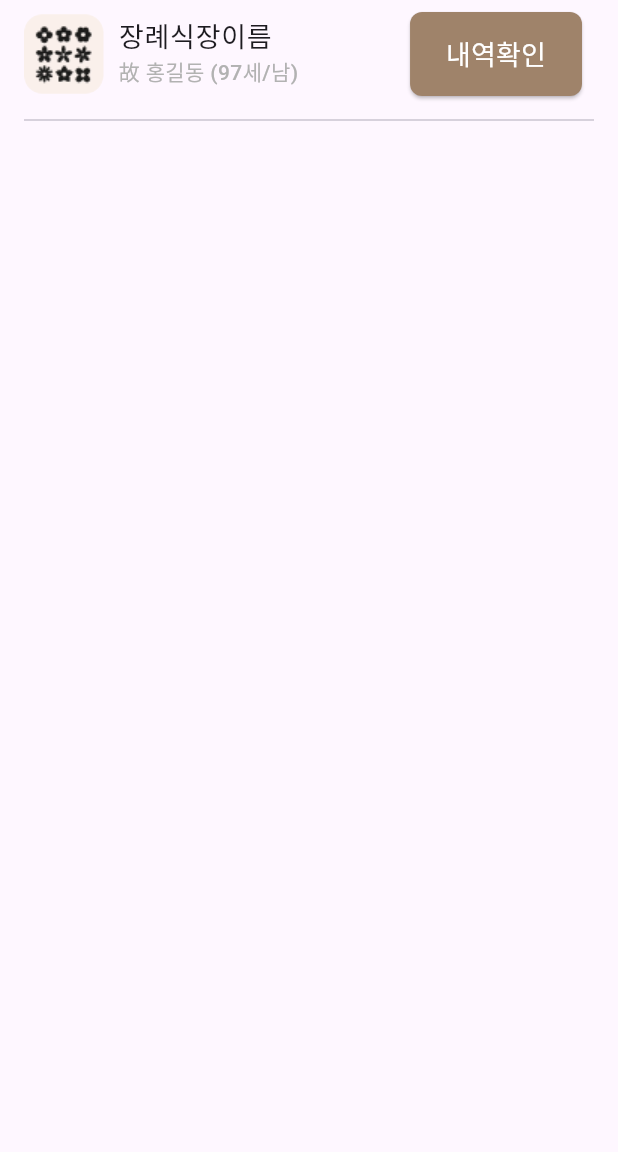
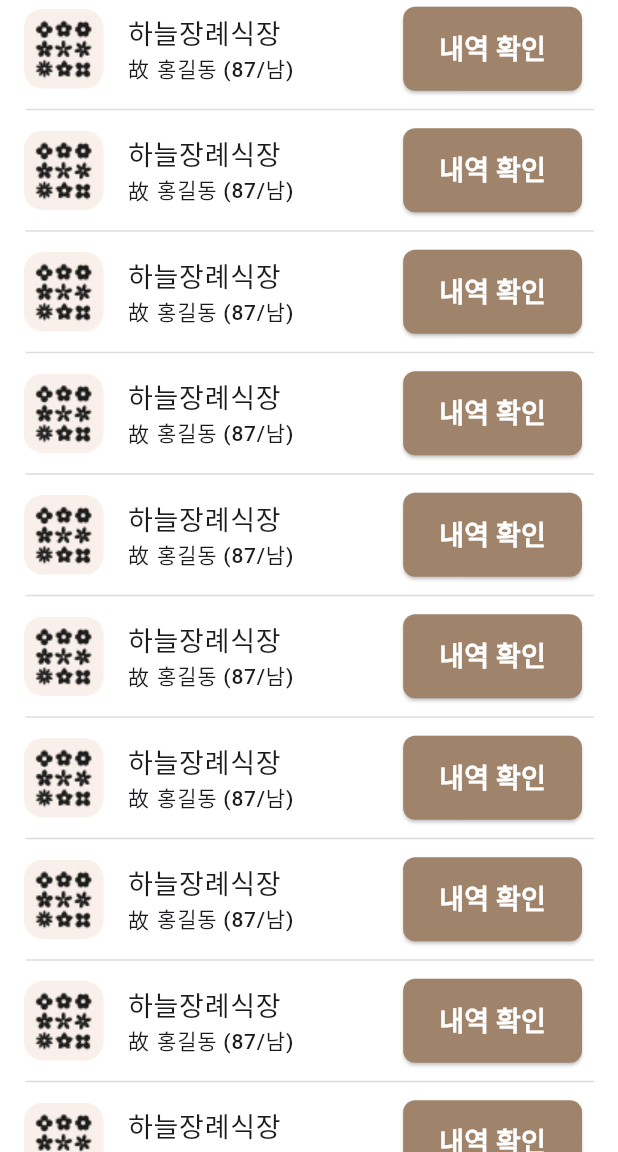
Before and after one commit to DemoWITDOG/MetaBugo, a Flutter app: the SendFlower screen opened directly, on a phone screen of 412 x 824 dp, the part 84-1236 px from its top. Run offline on Flutter 3.47's test engine with Material 3 defaults, Android fonts, the phone set to English and light mode, and no system bars; our stand-ins replace numberpicker, timer_count_down; Roboto replaces fonts that are missing (Pretendard, pretendard).

```diff
--- a/lib/presentation/providers/datepicker_provider.dart
+++ b/lib/presentation/providers/datepicker_provider.dart
@@ -13,12 +13,11 @@ class DatePickerProvider with ChangeNotifier {
         context: context, firstDate: DateTime(1900), lastDate: DateTime.now());
 
     if (picked != null && picked != _selectedDate) {
-      {
         _selectedDate = picked;
         _dateController.text =
             DateFormat('yyyy/MM/dd').format(picked); // 선택된 날짜를 텍스트 필드에 표시
-      }
+
+    notifyListeners();
     }
-    notifyListeners();
   }
 }
--- a/lib/presentation/providers/death_day_provider.dart
+++ b/lib/presentation/providers/death_day_provider.dart
@@ -9,7 +9,6 @@ class DeathDayProvider with ChangeNotifier {
 
   TextEditingController get dateController => _dateController;
   DateTime? get selectedDate => _selectedDate;
-
   int get currentIntValue => _currentIntValue;
 
   Future<void> selectDatePicker(BuildContext context) async {
--- a/lib/presentation/views/home_screen.dart
+++ b/lib/presentation/views/home_screen.dart
@@ -4,8 +4,9 @@ import 'package:metabugo/presentation/views/account/account_add_screen.dart';
 import 'package:metabugo/presentation/views/funeral/funeral_screen.dart';
 import 'package:metabugo/presentation/views/funeral_send_list_screen.dart';
 import 'package:metabugo/presentation/views/privacy_agreement_modal.dart';
+import 'package:metabugo/presentation/views/send_flower.dart';
+import 'package:metabugo/presentation/views/signUp/sign_in.dart';
 import 'package:provider/provider.dart';
-import 'package:metabugo/presentation/views/sign_in.dart';
 import 'package:metabugo/res/media_res.dart';
 
 class HomeScreen extends StatelessWidget {
@@ -149,7 +150,7 @@ class _HomeScreenContent extends StatelessWidget {
                       .updateTextUnderLineColor3(MediaRes.selectColor);
                   Navigator.push(
                     context,
-                    MaterialPageRoute(builder: (context) => AccountAddScreen()),
+                    MaterialPageRoute(builder: (context) => SendFlower()),
                   ).then((_) {
                     homeScreenProvider.resetColors();
                   });
--- a/lib/presentation/views/sendFlower.dart
+++ /dev/null
@@ -1,103 +0,0 @@
-import 'package:flutter/material.dart';
-import 'package:metabugo/res/media_res.dart';
-
-class SendFlower extends StatelessWidget {
-  const SendFlower({super.key});
-
-  @override
-  Widget build(BuildContext context) {
-    return Scaffold(
-      appBar: AppBar(
-        leading: IconButton(
-            onPressed: () {
-              Navigator.pop(context);
-            },
-            icon: Icon(Icons.keyboard_arrow_left)),
-        title: Text(
-          '화환내역 확인하기',
-          style: TextStyle(
-            fontSize: MediaRes.fontSize20,
-            fontFamily: MediaRes.fontPretendard,
-            fontWeight: MediaRes.medium,
-          ),
-        ),
-        titleSpacing: 0,
-        actions: [
-          Padding(
-            padding:  EdgeInsets.only(right: 16.0),
-            child: Container(
-              child: TextButton(
-                onPressed: () {
-                  Navigator.push(
-                    context,
-                    MaterialPageRoute(builder: (context) => Container()),
-                  );
-                },
-                child: Text(
-                  '취소/수정',
-                  style: TextStyle(
-                    fontFamily: 'Pretendard',
-                    fontWeight: FontWeight.w500,
-                    fontSize: MediaRes.fontSize18,
-                    color: MediaRes.blueColor,
-                  ),
-                ),
-              ),
-            ),
-          ),
-        ],
-      ),
-      body: ListView(
-        children: [
-          ListTile(
-            horizontalTitleGap: 10.0,
-            leading: Container(
-              width: 53,
-              height: 53,
-              decoration: BoxDecoration(
-                shape: BoxShape.rectangle,
-                  image: DecorationImage(image: AssetImage(MediaRes.flowerIcon),fit: BoxFit.fill),
-                  borderRadius: BorderRadius.circular(12),
-                  ),
-            ),
-            title: Text(
-              '장례식장이름',
-              style: TextStyle(
-                  fontSize: MediaRes.fontSize18,
-                  fontWeight: MediaRes.medium,
-                  fontFamily: MediaRes.fontPretendard),
-            ),
-            subtitle: Text(
-              '故 홍길동 (97세/남)',
-              style: TextStyle(
-                fontSize: MediaRes.fontSize14,
-                fontWeight: MediaRes.medium,
-                fontFamily: MediaRes.fontPretendard,
-                color: MediaRes.greyText2,
-              ),
-            ),
-            trailing: ElevatedButton(
-              style: ElevatedButton.styleFrom(
-                  backgroundColor: MediaRes.mainBtnColor,
-                  shape: RoundedRectangleBorder(
-                      borderRadius: BorderRadius.circular(8)),
-                  minimumSize: Size(106, 56)),
-              onPressed: () {},
-              child: Text(
-                '내역확인',
-                style: TextStyle(
-                    color: MediaRes.whiteColor,
-                    fontFamily: MediaRes.fontPretendard,
-                    fontSize: MediaRes.fontSize18),
-              ),
-            ),
-          ),
-          Padding(
-            padding: EdgeInsets.symmetric(horizontal: 16),
-            child: Divider(),
-          ),
-        ],
-      ),
-    );
-  }
-}
--- /dev/null
+++ b/lib/presentation/views/send_flower.dart
@@ -0,0 +1,141 @@
+import 'package:flutter/material.dart';
+import 'package:metabugo/res/media_res.dart';
+
+class SendFlower extends StatelessWidget {
+  const SendFlower({super.key});
+
+  @override
+  Widget build(BuildContext context) {
+    return Scaffold(
+      appBar: AppBar(
+        leading: IconButton(
+            onPressed: () {
+              Navigator.pop(context);
+            },
+            icon: Icon(Icons.keyboard_arrow_left)),
+        title: Text(
+          '화환내역 확인하기',
+          style: TextStyle(
+            fontSize: MediaRes.fontSize20,
+            fontFamily: MediaRes.fontPretendard,
+            fontWeight: MediaRes.medium,
+          ),
+        ),
+        titleSpacing: 0,
+        actions: [
+          Padding(
+            padding:  EdgeInsets.only(right: 16.0),
+            child: Container(
+              child: TextButton(
+                onPressed: () {
+                  Navigator.push(
+                    context,
+                    MaterialPageRoute(builder: (context) => Container()),
+                  );
+                },
+                child: Text(
+                  '취소/수정',
+                  style: TextStyle(
+                    fontFamily: 'Pretendard',
+                    fontWeight: FontWeight.w500,
+                    fontSize: MediaRes.fontSize18,
+                    color: MediaRes.blueColor,
+                  ),
+                ),
+              ),
+            ),
+          ),
+        ],
+      ),
+      body:  Container(
+        color: MediaRes.whiteColor,
+        child: ListView.builder(
+          itemBuilder: (BuildContext context, int index) {
+            return Column(
+              children: [
+                ListTile(
+                  leading: ClipRRect(
+                    borderRadius: BorderRadius.circular(12.0),
+                    child: Image.asset(
+                      MediaRes.flowerIcon,
+                      height: 53,
+                      width: 53,
+                      fit: BoxFit.fill,
+                    ),
+                  ),
+                  title: Column(
+                    crossAxisAlignment: CrossAxisAlignment.start,
+                    children: [
+                      Text(
+                        '하늘장례식장',
+                        style: TextStyle(
+                          fontSize: MediaRes.fontSize18,
+                          fontWeight: MediaRes.medium,
+                          fontFamily: MediaRes.fontPretendard,
+                        ),
+                      ),
+                      Row(
+                        crossAxisAlignment: CrossAxisAlignment.center,
+                        children: [
+                          Text(
+                            '故',
+                            style: TextStyle(
+                              fontSize: MediaRes.fontSize14,
+                              fontWeight: MediaRes.medium,
+                              fontFamily: MediaRes.fontPretendard,
+                            ),
+                          ),
+                          SizedBox(width: 5),
+                          Text(
+                            '홍길동 (87/남)',
+                            style: TextStyle(
+                              fontSize: MediaRes.fontSize14,
+                              fontWeight: MediaRes.medium,
+                              fontFamily: MediaRes.fontPretendard,
+                            ),
+                          ),
+                        ],
+                      ),
+                    ],
+                  ),
+                  trailing: ElevatedButton(
+                    onPressed: () {
+                      Navigator.push(
+                        context,
+                        MaterialPageRoute(builder: (context) => Container()),
+                      );
+                    },
+                    style: ElevatedButton.styleFrom(
+                      minimumSize: Size(106, 56),
+                      backgroundColor: MediaRes.mainBtnColor,
+                      shape: RoundedRectangleBorder(
+                        borderRadius: BorderRadius.circular(8),
+                      ),
+                    ),
+                    child: Text(
+                      '내역 확인',
+                      style: TextStyle(
+                        fontSize: MediaRes.fontSize18,
+                        fontWeight: MediaRes.semiBold,
+                        fontFamily: MediaRes.fontPretendard,
+                        color: MediaRes.whiteColor,
+                      ),
+                    ),
+                  ),
+                ),
+                Padding(
+                  padding: const EdgeInsets.only(left: 16.0, right: 16.0),
+                  //padding: EdgeInsets.symmetric(horizontal: 16),
+                  child: Divider(
+                    indent: 1,
+                    color: MediaRes.textUnderLineColor,
+                  ),
+                ),
+              ],
+            );
+          },
+        ),
+      ),
+    );
+  }
+}
--- a/pubspec.yaml
+++ b/pubspec.yaml
@@ -19,6 +19,7 @@ dependencies:
   intl: ^0.18.0
   numberpicker: ^2.1.2
   timer_count_down: ^2.2.2
+  app_bar_with_search_switch: ^1.8.5
 
 dev_dependencies:
   flutter_test:
```
Also changed, not shown: lib/main.dart (+4 -12 lines), lib/presentation/views/search_funeral.dart (+13 -48 lines), pubspec.lock.
